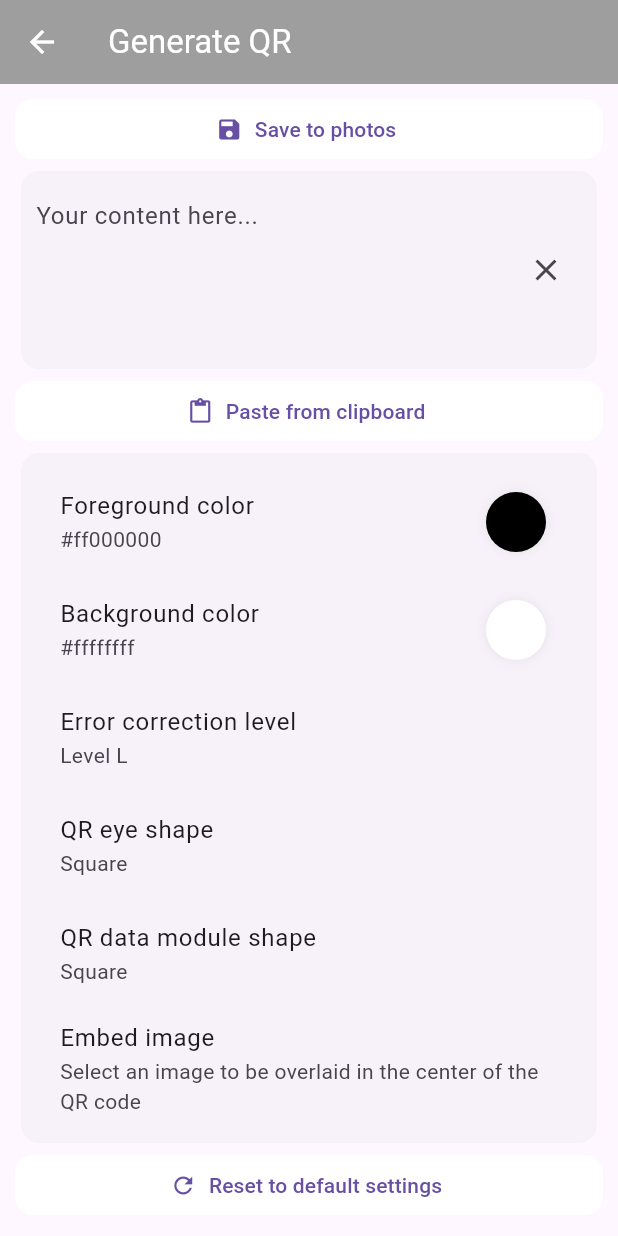
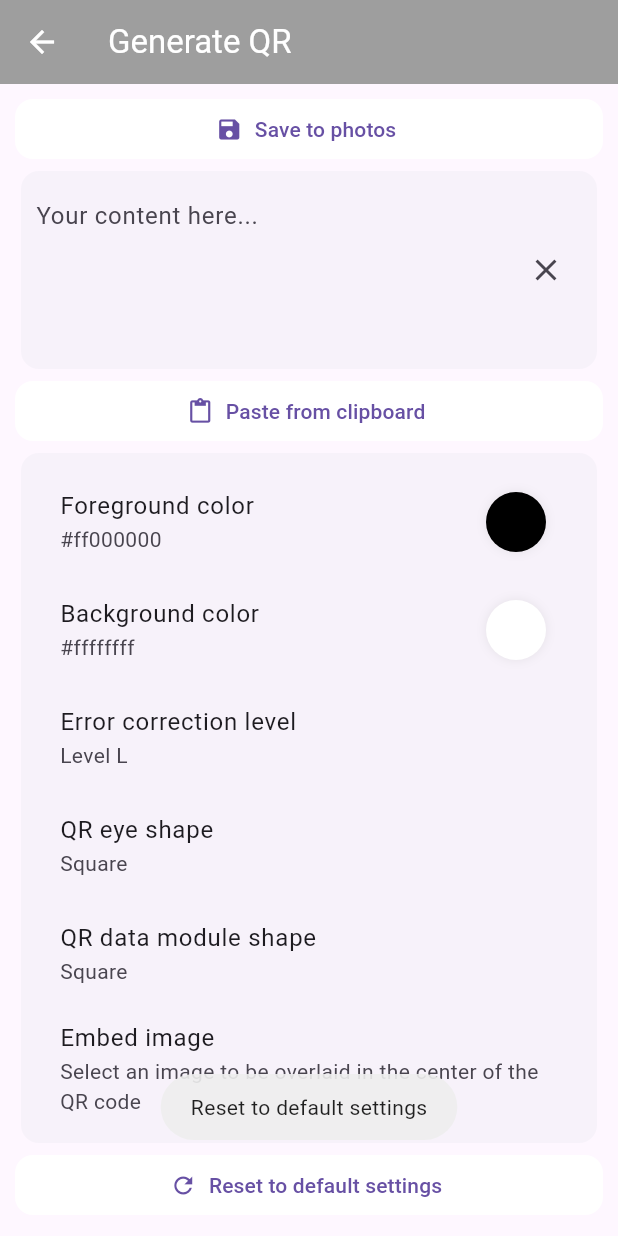
Before and after one commit to LGiki/qr-tools, a Flutter app: the GenerateQrPage screen opened directly with empty values, scrolled down 567 dp, after a tap on "Reset to default settings", on a phone screen of 412 x 824 dp. Run offline on Flutter 3.47's test engine with Material 2 defaults, Android fonts, the phone set to English and light mode, and no system bars; our stand-ins replace flutter_colorpicker, fluttertoast, image_picker, package_info_plus, qr_flutter, share_plus; missing offline and left inert: mobile_scanner.

Commit message:
add toast for reset to default settings

```diff
--- a/lib/pages/generate_qr.dart
+++ b/lib/pages/generate_qr.dart
@@ -4,6 +4,7 @@ import 'package:flutter/services.dart';
 import 'package:qr_flutter/qr_flutter.dart';
 import 'package:qr_tools/types/generate_qr_args.dart';
 import 'package:qr_tools/widgets/qr_code_settings.dart';
+import 'package:fluttertoast/fluttertoast.dart';
 
 class GenerateQrPage extends StatefulWidget {
   const GenerateQrPage({
@@ -113,6 +114,7 @@ class _GenerateQrPageState extends State<GenerateQrPage> {
       _qrDataModuleShape = QrDataModuleShape.square;
       _qrEmbedImage = null;
     });
+    Fluttertoast.showToast(msg: 'Reset to default settings');
   }
 
   // GlobalKey globalKey = GlobalKey();
```
